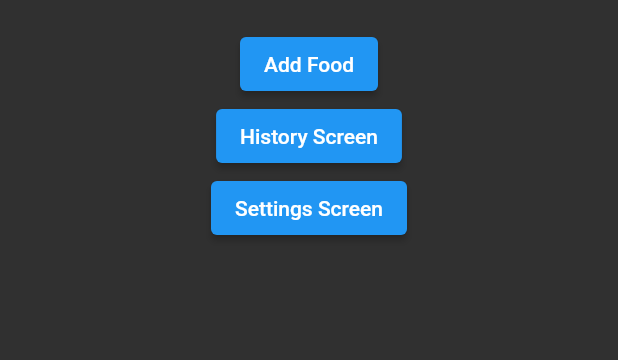
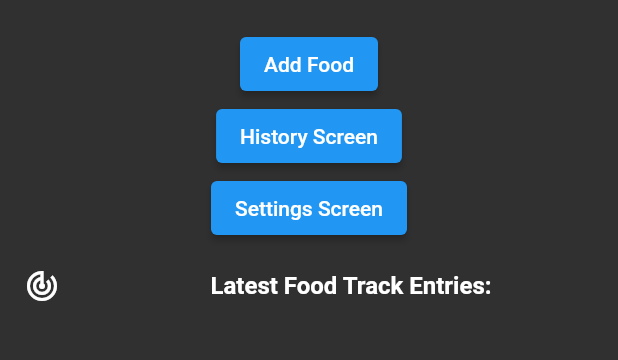
Before and after one commit to ShehanAT/AndroidMiniProjects, a Flutter app: the screen it shows after launch, on a phone screen of 412 x 824 dp, the part 140-500 px from its top. Run offline on Flutter 3.47's test engine with Material 2 defaults, Android fonts, the light colour scheme and no system bars; our stand-ins replace firebase_auth, firebase_core, firebase_database, flutter_colorpicker, get_it, shared_preferences and 1 more; accounts and stored records are empty; Roboto replaces fonts that are missing (Nunito); statements that could not run were skipped.

```diff
--- a/calorie_tracker_app/lib/main.dart
+++ b/calorie_tracker_app/lib/main.dart
@@ -248,6 +248,11 @@ class _Homepage extends State<Homepage> with SingleTickerProviderStateMixin {
                   onClickSettingsScreenButton(context);
                 },
                 child: Text("Settings Screen")),
+            new ListTile(
+                leading: const Icon(Icons.track_changes_sharp),
+                title: new Text("Latest Food Track Entries: ",
+                    textAlign: TextAlign.center,
+                    style: const TextStyle(fontWeight: FontWeight.bold))),
             Visibility(
                 visible: foodTrackList.isNotEmpty,
                 child: Flexible(
--- a/calorie_tracker_app/lib/src/model/food_track_task.dart
+++ b/calorie_tracker_app/lib/src/model/food_track_task.dart
@@ -29,14 +29,14 @@ class FoodTrackTask {
   FoodTrackTask.fromJson(Map<dynamic, dynamic> json)
       : id = json['id'],
         mealTime = json['mealTime'],
-        createdOn = json['createdOn'],
+        createdOn = DateTime.parse(json['createdOn']),
         food = Food(json['name'], json['calories'], json['carbs'], json['fat'],
             json['protein']);
 
   Map<dynamic, dynamic> toJson() => <dynamic, dynamic>{
         'id': id,
         'mealTime': mealTime,
-        'createdOn': createdOn,
+        'createdOn': createdOn.toString(),
         'name': food.name,
         'calories': food.calories,
         'carbs': food.carbs,
--- a/calorie_tracker_app/lib/src/page/food-track/view_food_track.dart
+++ b/calorie_tracker_app/lib/src/page/food-track/view_food_track.dart
@@ -49,6 +49,9 @@ class _ViewFoodTrackState extends State<ViewFoodTrack> {
                           "\n" +
                           "Mealtime: " +
                           widget.foodTrack.mealTime +
+                          "\n" +
+                          "CreatedOn: " +
+                          widget.foodTrack.createdOn.toString() +
                           "\n" +
                           "Calories: " +
                           widget.foodTrack.food.calories +
```
